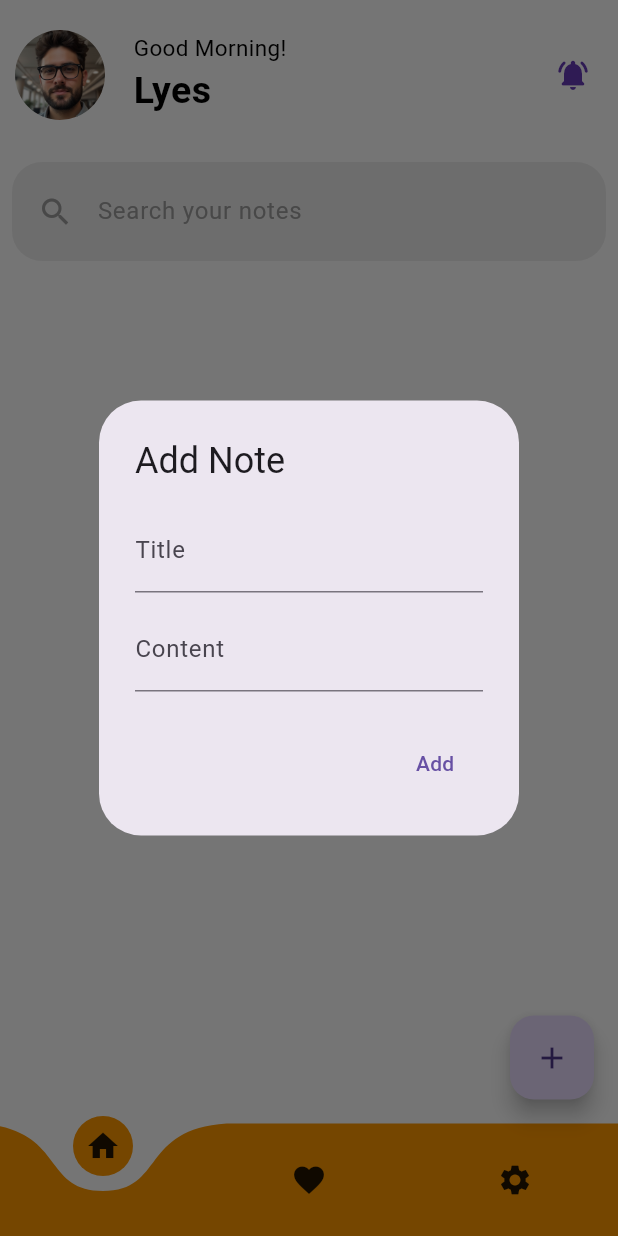
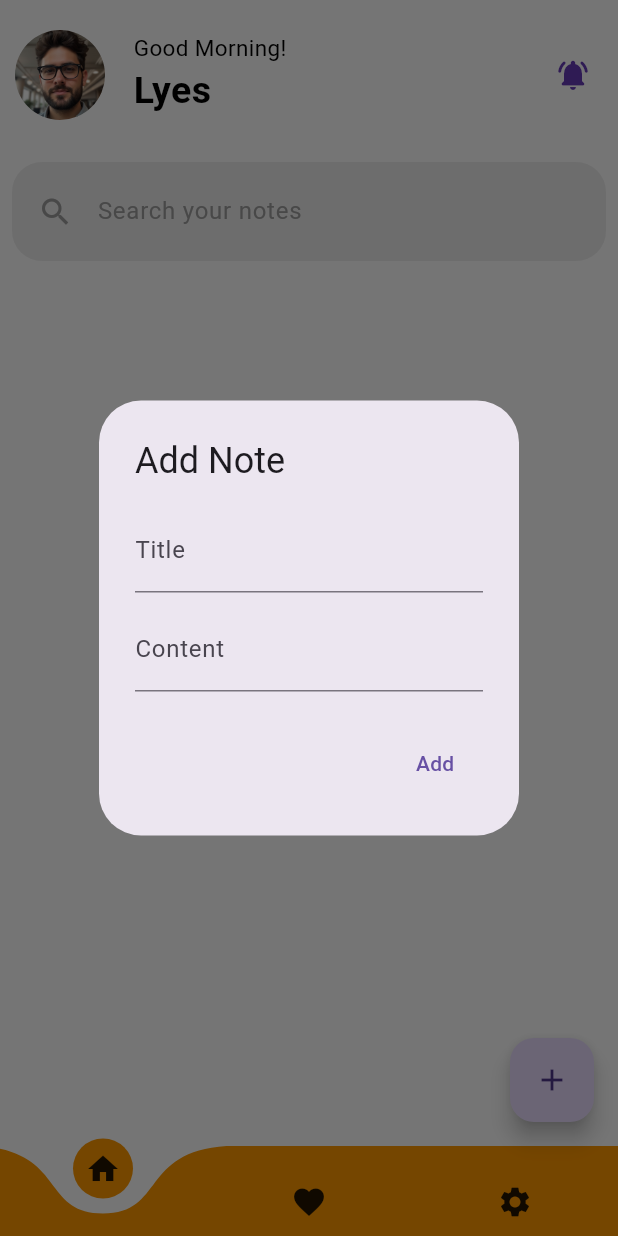
Before and after one commit to ilyesblidi/Notes-app, a Flutter app: the screen it shows after launch, after a tap on "Start Now", after a tap on the "add" icon, on a phone screen of 412 x 824 dp. Run offline on Flutter 3.47's test engine with Material 3 defaults, Android fonts, the phone set to English and light mode, and no system bars; drawn by our look-alikes of curved_navigation_bar; our stand-ins replace cloud_firestore, firebase_core; accounts and stored records are empty.

Commit message:
feat: Add Favorites and Parameters pages, enhance Welcome page UI

```diff
--- a/lib/pages/home_page.dart
+++ b/lib/pages/home_page.dart
@@ -102,6 +102,8 @@ class _HomePageState extends State<HomePage> {
         backgroundColor: Colors.white,
 
         bottomNavigationBar: CurvedNavigationBar(
+          index: 0,
+          height: 60,
           backgroundColor: Colors.white,
           color: Colors.orange,
           items: <Widget>[
--- a/lib/pages/welcome_page.dart
+++ b/lib/pages/welcome_page.dart
@@ -11,6 +11,7 @@ class WelcomePage extends StatelessWidget {
       backgroundColor: const Color(0xFF2F1859), // Dark purple background
       body: SafeArea(
         child: Column(
+          crossAxisAlignment: CrossAxisAlignment.start,
           children: [
             const SizedBox(height: 40),
             // Illustration
@@ -18,7 +19,7 @@ class WelcomePage extends StatelessWidget {
               flex: 5,
               child: Center(
                 child: Image.asset(
-                  'lib/assets/notes.gif', // Add your illustration here
+                  'lib/assets/note.png', // Add your illustration here
                   fit: BoxFit.contain,
                   height: 300,
                 ),
@@ -58,14 +59,27 @@ class WelcomePage extends StatelessWidget {
             // Button
             Padding(
               padding: const EdgeInsets.all(24.0),
-              child: SizedBox(
-                width: double.infinity,
-                height: 56,
-                child: ElevatedButton(
+              child: ElevatedButton.icon(
+                icon: Padding(
+                  padding: const EdgeInsets.only(left: 0, right: 12, top: 7, bottom: 7),
+                  child: Container(
+                    decoration: BoxDecoration(
+                      color: Colors.orange,
+                      borderRadius: BorderRadius.circular(50),
+                    ),
+                    width: 50,
+                    height: 50,
+                    child: const Icon(
+                      size: 30,
+                      Icons.arrow_forward,
+                      color: Colors.black,
+                    ),
+                  ),
+                ),
                 style: ElevatedButton.styleFrom(
-                    backgroundColor: const Color(0xFFFFB24D), // Orange color
+                  backgroundColor: Colors.black54, // Orange color
                   shape: RoundedRectangleBorder(
-                      borderRadius: BorderRadius.circular(16),
+                    borderRadius: BorderRadius.circular(50),
                   ),
                 ),
                 onPressed: () {
@@ -74,13 +88,12 @@ class WelcomePage extends StatelessWidget {
                     MaterialPageRoute(builder: (_) => HomePage()),
                   );
                 },
-                  child: const Text(
+                label: const Text(
                   "Start Now",
                   style: TextStyle(
                     fontSize: 18,
                     fontWeight: FontWeight.w600,
-                      color: Colors.black,
-                    ),
+                    color: Colors.white,
                   ),
                 ),
               ),
```
Also changed, not shown: lib/pages/favNote_page.dart (added, +33 -0 lines), lib/pages/parameters_page.dart (added, +28 -0 lines), lib/assets/notes.gif (deleted). Lines whose indentation alone changed are shown as unchanged.
